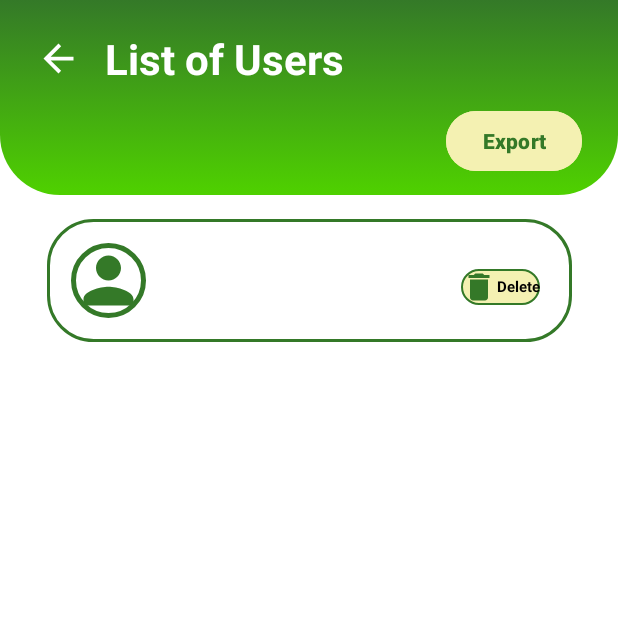
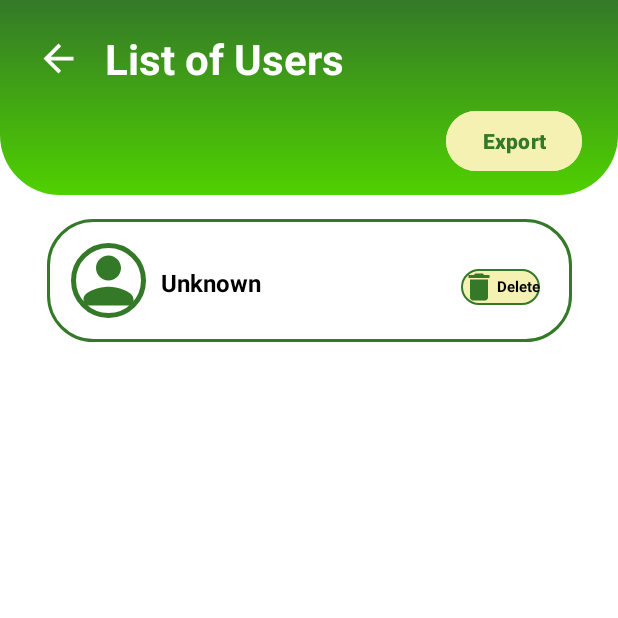
Before and after one commit to Diolazo/practice, an Android app: the AdminListUser screen opened directly, with no data from a screen before it, on a phone screen of 412 x 824 dp, the top half of it. Run offline under Robolectric (Android 15) with nearby library versions, the phone set to English and light mode, and no system bars; libraries missing offline, so code that uses them is left out: org.mindrot.jbcrypt; Roboto replaces fonts that are not available here; 1 statement that could not run was skipped.

Commit message:
UWU COMMIT

```diff
--- a/app/src/main/java/com/example/practice/data/adminpanel/AdminListUser.kt
+++ b/app/src/main/java/com/example/practice/data/adminpanel/AdminListUser.kt
@@ -26,22 +26,26 @@ class AdminListUser : AppCompatActivity() {
     private lateinit var binding: DesignAdminListUserBinding
     private lateinit var userAdapter: UserAdapter
     private lateinit var databaseHelper: DatabaseHelper
-    private lateinit var userList: List<Users>
+    private var userList: List<Users> = emptyList() // Initialize as empty list
 
     override fun onCreate(savedInstanceState: Bundle?) {
         super.onCreate(savedInstanceState)
         binding = DesignAdminListUserBinding.inflate(layoutInflater)
         setContentView(binding.root)
 
+        // Initialize the DatabaseHelper
         databaseHelper = DatabaseHelper(this)
-        userList = databaseHelper.getAllUsers()
-        Log.d("AdminListUser", "User list size: ${userList.size}")
+
+        // Refresh the user list and setup RecyclerView
+        refreshUserList()
         setupRecyclerView()
 
+        // Button to go back to Admin Dashboard
         binding.btnAdminBack3.setOnClickListener {
             startActivity(Intent(this, AdminDashboard::class.java))
         }
 
+        // Button to export user data to CSV
         binding.btnExport.setOnClickListener {
             if (ContextCompat.checkSelfPermission(
                     this,
@@ -61,9 +65,7 @@ class AdminListUser : AppCompatActivity() {
 
     private fun setupRecyclerView() {
         binding.recyclerViewUser.layoutManager = LinearLayoutManager(this)
-        userAdapter = UserAdapter(userList) { user ->
-            deleteUser(user)
-        }
+        userAdapter = UserAdapter(userList) { user -> deleteUser(user) }
         binding.recyclerViewUser.adapter = userAdapter
     }
 
@@ -81,23 +83,21 @@ class AdminListUser : AppCompatActivity() {
                 Toast.makeText(this, "Failed to delete ${user.name}", Toast.LENGTH_SHORT).show()
             }
         }
-        builder.setNegativeButton("No") { dialog, which ->
-            dialog.dismiss()
-        }
+        builder.setNegativeButton("No") { dialog, which -> dialog.dismiss() }
         builder.show()
     }
 
-    private fun refreshUserList(){
-        userList = databaseHelper.getAllUsers()
-        userAdapter = UserAdapter(userList){user ->
-            deleteUser(user)
+    private fun refreshUserList() {
+        try {
+            userList = databaseHelper.getAllUsers()
+        } catch (e: Exception) {
+            Log.e("AdminListUser", "Error fetching user list: ${e.message}")
+            Toast.makeText(this, "Error fetching user list", Toast.LENGTH_SHORT).show()
         }
-        binding.recyclerViewUser.adapter = userAdapter
     }
 
     private fun exportToCSV() {
         val fileName = "UpangBazaarAccount.csv"
-        val filePath: String
 
         if (Build.VERSION.SDK_INT >= Build.VERSION_CODES.Q) {
             val contentValues = ContentValues().apply {
--- a/app/src/main/java/com/example/practice/data/course/DepartmentAdapter.kt
+++ b/app/src/main/java/com/example/practice/data/course/DepartmentAdapter.kt
@@ -29,7 +29,6 @@ class DepartmentAdapter(private val context: Context, private val productList: L
             }
             binding.btnCart.setOnClickListener {
                 val dbHelper = DatabaseHelper(context)
-                dbHelper.addToCart(product)
 
                 val intent = Intent(context, CartActivity::class.java)
                 context.startActivity(intent)
--- a/app/src/main/java/com/example/practice/data/files/DatabaseHelper.kt
+++ b/app/src/main/java/com/example/practice/data/files/DatabaseHelper.kt
@@ -146,25 +146,24 @@ class DatabaseHelper(context: Context) : SQLiteOpenHelper(context, DATABASE_NAME
     fun getAllUsers(): List<Users> {
         val userList = mutableListOf<Users>()
         val db = this.readableDatabase
-        val query = "SELECT * FROM $TABLE_USER"
-        val cursor = db.rawQuery(query, null)
+        val cursor = db.rawQuery("SELECT * FROM $TABLE_USER", null)
 
         if (cursor.moveToFirst()) {
             do {
                 val id = cursor.getInt(cursor.getColumnIndexOrThrow(COL_USER_ID))
-                val name = cursor.getString(cursor.getColumnIndexOrThrow(COL_USER_NAME))
-                val email = cursor.getString(cursor.getColumnIndexOrThrow(COL_USER_EMAIL))
-                val password = cursor.getString(cursor.getColumnIndexOrThrow(COL_USER_PASSWORD))
-                val confirmPassword = cursor.getString(cursor.getColumnIndexOrThrow(COL_USER_CONFIRM))
+                val name = cursor.getString(cursor.getColumnIndexOrThrow(COL_USER_NAME)) ?: "Unknown"
+                val email = cursor.getString(cursor.getColumnIndexOrThrow(COL_USER_EMAIL)) ?: "No Email"
 
-                val user = Users(id, name, email, password, confirmPassword)
+                val user = Users(id, name, email, "", "") // Adjust as needed
                 userList.add(user)
             } while (cursor.moveToNext())
         }
         cursor.close()
+        db.close()
         Log.d("Database", "Fetched users: $userList")
         return userList
     }
+
 
     fun checkUserExists(email: String): Boolean {
         val db = this.readableDatabase
```
